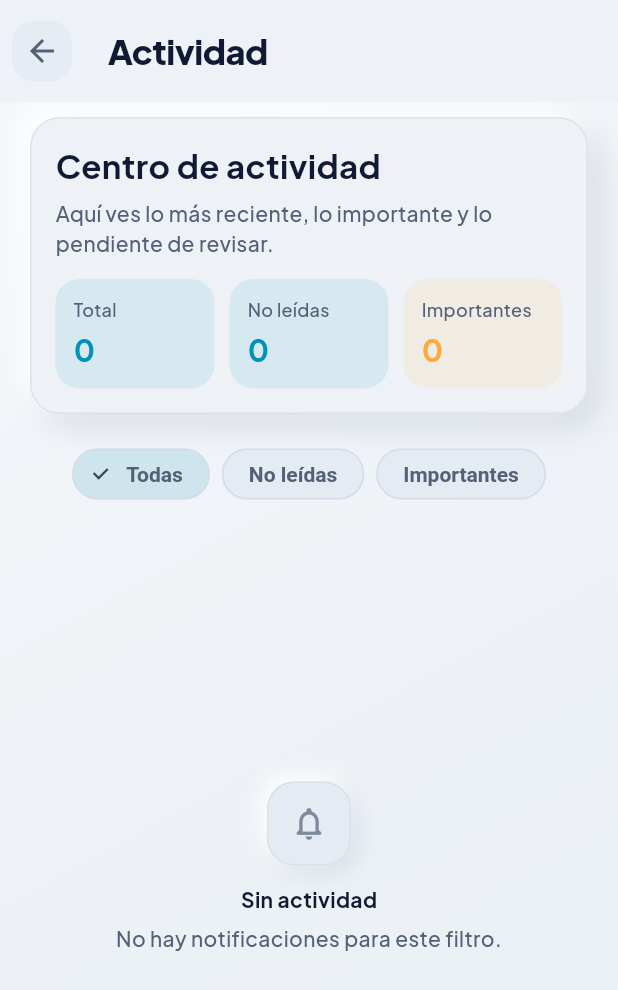
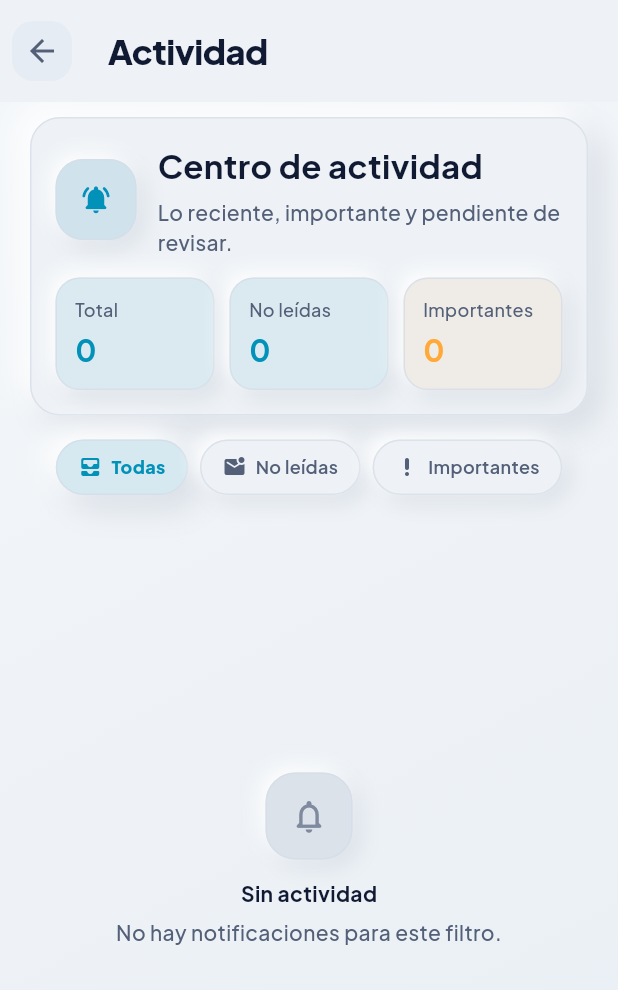
Before and after one commit to Hugobf10/Flutter_cic, a Flutter app: the NotificationsScreen screen opened directly, on a phone screen of 412 x 824 dp. Shown: the top 990 px of the screen. Run offline on Flutter 3.47's test engine with Material 3 defaults, Android fonts, the phone set to English and light mode, and no system bars; our stand-ins replace app_links, file_picker, flutter_secure_storage, flutter_svg, google_fonts, image_picker and 6 more; missing offline and left inert: mobile_scanner, odoo_rpc, syncfusion_flutter_pdf, syncfusion_flutter_pdfviewer; accounts and stored records are empty.

Commit message:
feat: extend neumorphic design across core flows

```diff
--- a/cic_odoo_app/lib/app/screens/notifications_screen.dart
+++ b/cic_odoo_app/lib/app/screens/notifications_screen.dart
@@ -42,11 +42,19 @@ class _NotificationsScreenState extends State<NotificationsScreen> {
             scrollDirection: Axis.horizontal,
             child: Row(
               children: [
-                _buildFilterChip('all', 'Todas'),
+                _buildFilterChip('all', 'Todas', Icons.all_inbox_rounded),
                 const SizedBox(width: 8),
-                _buildFilterChip('unread', 'No leídas'),
+                _buildFilterChip(
+                  'unread',
+                  'No leídas',
+                  Icons.mark_email_unread_rounded,
+                ),
                 const SizedBox(width: 8),
-                _buildFilterChip('high', 'Importantes'),
+                _buildFilterChip(
+                  'high',
+                  'Importantes',
+                  Icons.priority_high_rounded,
+                ),
               ],
             ),
           ),
@@ -72,11 +80,12 @@ class _NotificationsScreenState extends State<NotificationsScreen> {
     );
   }
 
-  Widget _buildFilterChip(String key, String label) {
-    return ChoiceChip(
+  Widget _buildFilterChip(String key, String label, IconData icon) {
+    return AppChoicePill(
+      icon: icon,
       selected: _filter == key,
-      label: Text(label),
-      onSelected: (_) => setState(() => _filter = key),
+      label: label,
+      onTap: () => setState(() => _filter = key),
     );
   }
 
@@ -109,6 +118,18 @@ class _NotificationsHero extends StatelessWidget {
       child: Column(
         crossAxisAlignment: CrossAxisAlignment.start,
         children: [
+          Row(
+            children: [
+              const AppIconSurface(
+                icon: Icons.notifications_active_rounded,
+                color: AppTheme.primary,
+                size: 54,
+              ),
+              const SizedBox(width: 14),
+              Expanded(
+                child: Column(
+                  crossAxisAlignment: CrossAxisAlignment.start,
+                  children: [
                     Text(
                       'Centro de actividad',
                       style: TextStyle(
@@ -117,10 +138,17 @@ class _NotificationsHero extends StatelessWidget {
                         color: AppTheme.textPrimaryFor(context),
                       ),
                     ),
-          const SizedBox(height: 6),
+                    const SizedBox(height: 5),
                     Text(
-            'Aquí ves lo más reciente, lo importante y lo pendiente de revisar.',
-            style: TextStyle(color: AppTheme.textSecondaryFor(context)),
+                      'Lo reciente, importante y pendiente de revisar.',
+                      style: TextStyle(
+                        color: AppTheme.textSecondaryFor(context),
+                      ),
+                    ),
+                  ],
+                ),
+              ),
+            ],
           ),
           const SizedBox(height: 14),
           Row(
@@ -169,12 +197,14 @@ class _NotificationStat extends StatelessWidget {
 
   @override
   Widget build(BuildContext context) {
-    return Container(
+    return NeumorphicSurface(
       padding: const EdgeInsets.all(12),
-      decoration: BoxDecoration(
-        color: color.withValues(alpha: 0.1),
+      color: Color.alphaBlend(
+        color.withValues(alpha: AppTheme.isDark(context) ? 0.14 : 0.08),
+        AppTheme.cardFor(context),
+      ),
       borderRadius: BorderRadius.circular(16),
-      ),
+      subtle: true,
       child: Column(
         crossAxisAlignment: CrossAxisAlignment.start,
         children: [
@@ -220,14 +250,13 @@ class _NotificationCard extends StatelessWidget {
         auth: auth,
         moduleKey: item.moduleKey,
       ),
-      leading: Container(
-        width: 38,
-        height: 38,
-        decoration: BoxDecoration(
-          color: color.withValues(alpha: 0.12),
-          borderRadius: BorderRadius.circular(12),
-        ),
-        child: Icon(Icons.notifications_rounded, size: 18, color: color),
+      leading: AppIconSurface(
+        icon: item.level == 'high'
+            ? Icons.priority_high_rounded
+            : Icons.notifications_rounded,
+        color: color,
+        size: 40,
+        iconSize: 18,
       ),
       title: item.title,
       subtitle: '${item.subtitle} · ${item.createdAtLabel}',
--- a/cic_odoo_app/lib/app/ui/app_components.dart
+++ b/cic_odoo_app/lib/app/ui/app_components.dart
@@ -219,7 +219,13 @@ class AppInput extends StatelessWidget {
 
   @override
   Widget build(BuildContext context) {
-    return TextField(
+    return NeumorphicSurface(
+      subtle: true,
+      showBorder: false,
+      borderRadius: AppTheme.radiusMd,
+      child: ClipRRect(
+        borderRadius: AppTheme.radiusMd,
+        child: TextField(
           controller: controller,
           keyboardType: keyboardType,
           obscureText: obscureText,
@@ -230,6 +236,69 @@ class AppInput extends StatelessWidget {
             labelText: labelText,
             prefixIcon: prefixIcon == null ? null : Icon(prefixIcon),
             suffixIcon: suffixIcon,
+          ),
+        ),
+      ),
+    );
+  }
+}
+
+class AppChoicePill extends StatelessWidget {
+  const AppChoicePill({
+    super.key,
+    required this.label,
+    required this.selected,
+    required this.onTap,
+    this.icon,
+  });
+
+  final String label;
+  final bool selected;
+  final VoidCallback onTap;
+  final IconData? icon;
+
+  @override
+  Widget build(BuildContext context) {
+    final color = selected
+        ? AppTheme.primary
+        : AppTheme.textSecondaryFor(context);
+    final background = selected
+        ? Color.alphaBlend(
+            AppTheme.primary.withValues(
+              alpha: AppTheme.isDark(context) ? 0.18 : 0.10,
+            ),
+            AppTheme.cardFor(context),
+          )
+        : AppTheme.cardFor(context);
+    return Semantics(
+      label: label,
+      selected: selected,
+      button: true,
+      child: ExcludeSemantics(
+        child: NeumorphicSurface(
+          onTap: onTap,
+          color: background,
+          subtle: !selected,
+          borderRadius: AppTheme.radiusXl,
+          padding: const EdgeInsets.symmetric(horizontal: 14, vertical: 9),
+          child: Row(
+            mainAxisSize: MainAxisSize.min,
+            children: [
+              if (icon != null) ...[
+                Icon(icon, color: color, size: 16),
+                const SizedBox(width: 6),
+              ],
+              Text(
+                label,
+                style: TextStyle(
+                  color: color,
+                  fontSize: 12,
+                  fontWeight: selected ? FontWeight.w800 : FontWeight.w600,
+                ),
+              ),
+            ],
+          ),
+        ),
       ),
     );
   }
@@ -507,20 +576,11 @@ class AppEmptyState extends StatelessWidget {
         child: Column(
           mainAxisSize: MainAxisSize.min,
           children: [
-            Container(
-              width: 56,
-              height: 56,
-              decoration: AppTheme.neumorphicDecoration(
-                context,
-                color: AppTheme.elevatedFor(context),
-                borderRadius: BorderRadius.circular(18),
-                subtle: true,
-              ),
-              child: Icon(
-                icon,
-                size: 26,
+            AppIconSurface(
+              icon: icon,
               color: AppTheme.textMutedFor(context),
-              ),
+              size: 58,
+              iconSize: 26,
             ),
             const SizedBox(height: 12),
             Text(
@@ -703,18 +763,11 @@ class AppPdfCard extends StatelessWidget {
     return AppListTile(
       title: title,
       subtitle: subtitle,
-      leading: Container(
-        width: 38,
-        height: 38,
-        decoration: BoxDecoration(
-          color: AppTheme.error.withValues(alpha: 0.1),
-          borderRadius: AppTheme.radiusSm,
-        ),
-        child: Icon(
-          Icons.picture_as_pdf_rounded,
+      leading: const AppIconSurface(
+        icon: Icons.picture_as_pdf_rounded,
         color: AppTheme.error,
-          size: 18,
-        ),
+        size: 40,
+        iconSize: 18,
       ),
       trailing: Row(
         mainAxisSize: MainAxisSize.min,
```
Also changed, not shown: cic_odoo_app/lib/features/communications/communications_screen.dart (+26 -20 lines), cic_odoo_app/lib/screens/incidencias/incidencias_screen.dart (+13 -25 lines), cic_odoo_app/lib/screens/settings/settings_screen.dart (+23 -72 lines), 1 other file. Lines whose indentation alone changed are shown as unchanged.
